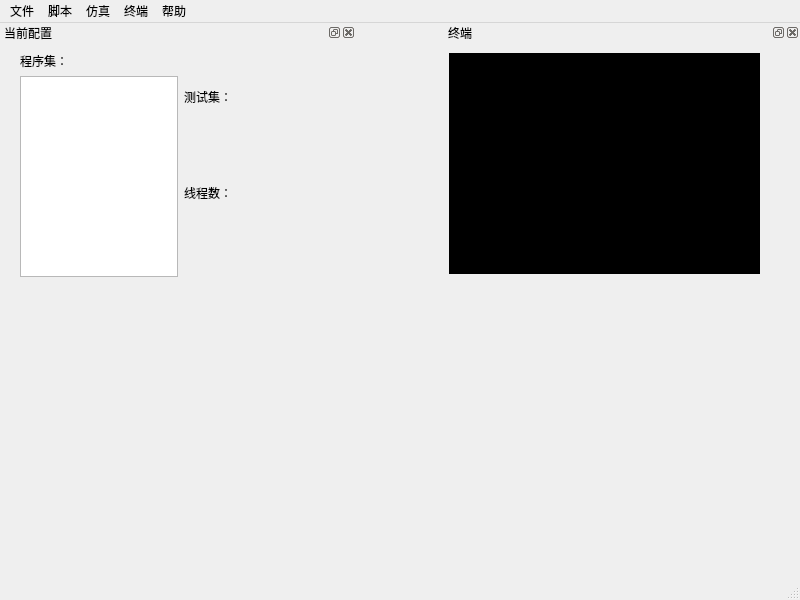
creeper12356/guide_software, file experiment/src/mainpage.ui: the form before one commit.
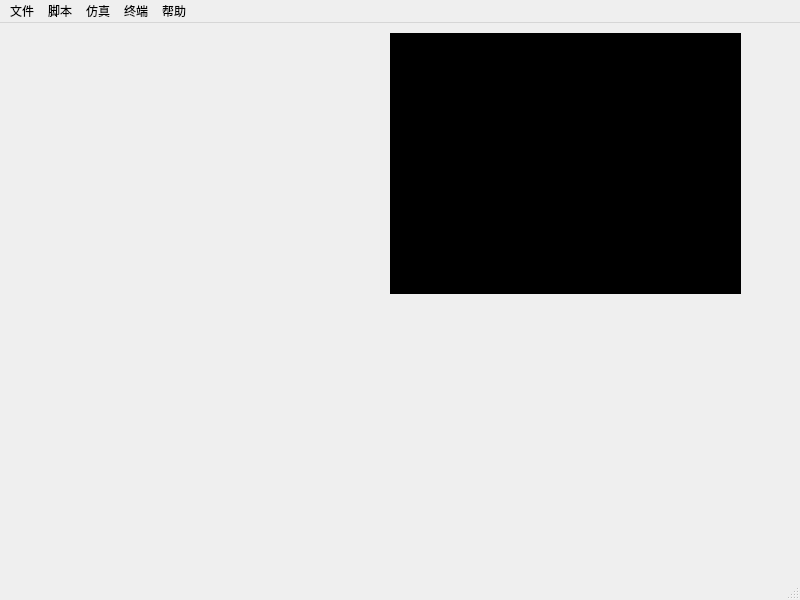
The form after the commit. Icons and pictures are not drawn. Custom widgets are drawn as their Qt base class.

```diff
--- a/experiment/src/mainpage.ui
+++ b/experiment/src/mainpage.ui
@@ -16,7 +16,36 @@
   <property name="toolButtonStyle">
    <enum>Qt::ToolButtonIconOnly</enum>
   </property>
-  <widget class="QWidget" name="centralwidget"/>
+  <widget class="QWidget" name="centralwidget">
+   <widget class="QTextBrowser" name="terminal_reflect">
+    <property name="geometry">
+     <rect>
+      <x>390</x>
+      <y>10</y>
+      <width>351</width>
+      <height>261</height>
+     </rect>
+    </property>
+    <property name="font">
+     <font>
+      <pointsize>10</pointsize>
+     </font>
+    </property>
+    <property name="styleSheet">
+     <string notr="true">QTextBrowser{color:white;background:black}</string>
+    </property>
+   </widget>
+   <widget class="ChoiceWidget" name="choice_widget" native="true">
+    <property name="geometry">
+     <rect>
+      <x>30</x>
+      <y>10</y>
+      <width>371</width>
+      <height>291</height>
+     </rect>
+    </property>
+   </widget>
+  </widget>
   <widget class="QMenuBar" name="menubar">
    <property name="geometry">
     <rect>
@@ -77,165 +106,6 @@
     <bool>true</bool>
    </property>
   </widget>
-  <widget class="QDockWidget" name="config_dockwidget">
-   <property name="sizePolicy">
-    <sizepolicy hsizetype="Preferred" vsizetype="Preferred">
-     <horstretch>0</horstretch>
-     <verstretch>0</verstretch>
-    </sizepolicy>
-   </property>
-   <property name="minimumSize">
-    <size>
-     <width>356</width>
-     <height>275</height>
-    </size>
-   </property>
-   <property name="maximumSize">
-    <size>
-     <width>356</width>
-     <height>275</height>
-    </size>
-   </property>
-   <property name="windowTitle">
-    <string>当前配置</string>
-   </property>
-   <attribute name="dockWidgetArea">
-    <number>1</number>
-   </attribute>
-   <widget class="QWidget" name="dockWidgetContents">
-    <widget class="QWidget" name="layoutWidget">
-     <property name="geometry">
-      <rect>
-       <x>20</x>
-       <y>10</y>
-       <width>321</width>
-       <height>225</height>
-      </rect>
-     </property>
-     <layout class="QHBoxLayout" name="horizontalLayout_3" stretch="1,1">
-      <item>
-       <layout class="QVBoxLayout" name="verticalLayout_2">
-        <item>
-         <widget class="QLabel" name="label_2">
-          <property name="text">
-           <string>程序集：</string>
-          </property>
-         </widget>
-        </item>
-        <item>
-         <widget class="QListWidget" name="prog_list"/>
-        </item>
-       </layout>
-      </item>
-      <item>
-       <layout class="QVBoxLayout" name="verticalLayout" stretch="1,1,0">
-        <item>
-         <layout class="QHBoxLayout" name="horizontalLayout">
-          <item>
-           <widget class="QLabel" name="label">
-            <property name="text">
-             <string>测试集：</string>
-            </property>
-           </widget>
-          </item>
-          <item>
-           <widget class="QLabel" name="test_label">
-            <property name="text">
-             <string/>
-            </property>
-           </widget>
-          </item>
-         </layout>
-        </item>
-        <item>
-         <layout class="QHBoxLayout" name="horizontalLayout_2">
-          <item>
-           <widget class="QLabel" name="label_3">
-            <property name="text">
-             <string>线程数：</string>
-            </property>
-           </widget>
-          </item>
-          <item>
-           <widget class="QLabel" name="thread_num_label">
-            <property name="text">
-             <string/>
-            </property>
-           </widget>
-          </item>
-         </layout>
-        </item>
-        <item>
-         <spacer name="verticalSpacer">
-          <property name="orientation">
-           <enum>Qt::Vertical</enum>
-          </property>
-          <property name="sizeHint" stdset="0">
-           <size>
-            <width>20</width>
-            <height>40</height>
-           </size>
-          </property>
-         </spacer>
-        </item>
-       </layout>
-      </item>
-     </layout>
-    </widget>
-   </widget>
-  </widget>
-  <widget class="QDockWidget" name="terminal_dockwidget">
-   <property name="minimumSize">
-    <size>
-     <width>356</width>
-     <height>275</height>
-    </size>
-   </property>
-   <property name="maximumSize">
-    <size>
-     <width>356</width>
-     <height>275</height>
-    </size>
-   </property>
-   <property name="windowTitle">
-    <string>终端</string>
-   </property>
-   <attribute name="dockWidgetArea">
-    <number>2</number>
-   </attribute>
-   <widget class="QWidget" name="dockWidgetContents_2">
-    <property name="minimumSize">
-     <size>
-      <width>356</width>
-      <height>275</height>
-     </size>
-    </property>
-    <property name="maximumSize">
-     <size>
-      <width>356</width>
-      <height>275</height>
-     </size>
-    </property>
-    <widget class="QTextBrowser" name="terminal_reflect">
-     <property name="geometry">
-      <rect>
-       <x>5</x>
-       <y>11</y>
-       <width>311</width>
-       <height>221</height>
-      </rect>
-     </property>
-     <property name="font">
-      <font>
-       <pointsize>8</pointsize>
-      </font>
-     </property>
-     <property name="styleSheet">
-      <string notr="true">QTextBrowser{color:white;background:black}</string>
-     </property>
-    </widget>
-   </widget>
-  </widget>
   <action name="action_about">
    <property name="text">
     <string>关于</string>
@@ -314,6 +184,14 @@
    </property>
   </action>
  </widget>
+ <customwidgets>
+  <customwidget>
+   <class>ChoiceWidget</class>
+   <extends>QWidget</extends>
+   <header>choicewidget.h</header>
+   <container>1</container>
+  </customwidget>
+ </customwidgets>
  <resources>
   <include location="../res.qrc"/>
  </resources>
```
